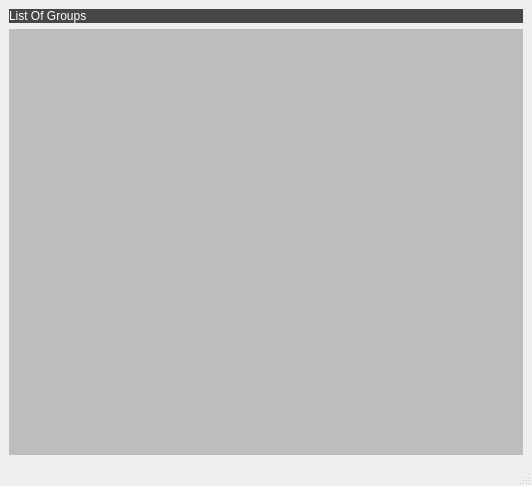
The window that Resources/Ui/AlterGroups.ui (Darshitjivani/MBAS) describes before a commit, drawn with Qt 5.
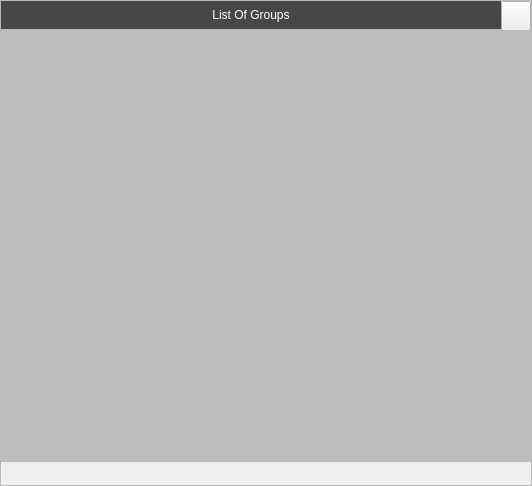
The same window after the commit. Icons and pictures are not drawn.

```diff
--- a/Resources/Ui/AlterGroups.ui
+++ b/Resources/Ui/AlterGroups.ui
@@ -13,43 +13,170 @@
   <property name="windowTitle">
    <string>MainWindow</string>
   </property>
+  <property name="styleSheet">
+   <string notr="true">font: 10pt &quot;Sitka Text&quot;;</string>
+  </property>
   <widget class="QWidget" name="centralwidget">
-   <layout class="QGridLayout" name="gridLayout">
-    <item row="1" column="0">
-     <widget class="QListView" name="listView">
-      <property name="styleSheet">
-       <string notr="true">background-color: rgb(189, 189, 189);
-border:none</string>
-      </property>
-     </widget>
-    </item>
+   <layout class="QGridLayout" name="gridLayout_2">
+    <property name="leftMargin">
+     <number>0</number>
+    </property>
+    <property name="topMargin">
+     <number>0</number>
+    </property>
+    <property name="rightMargin">
+     <number>0</number>
+    </property>
+    <property name="bottomMargin">
+     <number>0</number>
+    </property>
+    <property name="spacing">
+     <number>0</number>
+    </property>
     <item row="0" column="0">
-     <widget class="QLabel" name="label">
-      <property name="styleSheet">
-       <string notr="true">background-color: rgb(71, 71, 71);
+     <widget class="QFrame" name="frame">
+      <property name="maximumSize">
+       <size>
+        <width>16777215</width>
+        <height>30</height>
+       </size>
+      </property>
+      <property name="frameShape">
+       <enum>QFrame::StyledPanel</enum>
+      </property>
+      <property name="frameShadow">
+       <enum>QFrame::Raised</enum>
+      </property>
+      <layout class="QGridLayout" name="gridLayout">
+       <property name="leftMargin">
+        <number>0</number>
+       </property>
+       <property name="topMargin">
+        <number>0</number>
+       </property>
+       <property name="rightMargin">
+        <number>0</number>
+       </property>
+       <property name="bottomMargin">
+        <number>0</number>
+       </property>
+       <property name="spacing">
+        <number>0</number>
+       </property>
+       <item row="0" column="0">
+        <widget class="QLabel" name="label">
+         <property name="minimumSize">
+          <size>
+           <width>0</width>
+           <height>25</height>
+          </size>
+         </property>
+         <property name="maximumSize">
+          <size>
+           <width>16777215</width>
+           <height>30</height>
+          </size>
+         </property>
+         <property name="styleSheet">
+          <string notr="true">background-color: rgb(71, 71, 71);
 color: rgb(255, 255, 255);
 font: 75 10pt &quot;MS Shell Dlg 2&quot;;
 
 </string>
+         </property>
+         <property name="text">
+          <string>List Of Groups</string>
+         </property>
+         <property name="alignment">
+          <set>Qt::AlignCenter</set>
+         </property>
+        </widget>
+       </item>
+       <item row="0" column="1">
+        <widget class="QPushButton" name="pushButton">
+         <property name="minimumSize">
+          <size>
+           <width>30</width>
+           <height>30</height>
+          </size>
+         </property>
+         <property name="maximumSize">
+          <size>
+           <width>30</width>
+           <height>30</height>
+          </size>
+         </property>
+         <property name="text">
+          <string/>
+         </property>
+         <property name="icon">
+          <iconset resource="../icons/icons.qrc">
+           <normaloff>:/newPrefix/icons/x.svg</normaloff>:/newPrefix/icons/x.svg</iconset>
+         </property>
+         <property name="iconSize">
+          <size>
+           <width>20</width>
+           <height>20</height>
+          </size>
+         </property>
+        </widget>
+       </item>
+      </layout>
+     </widget>
+    </item>
+    <item row="1" column="0">
+     <widget class="QWidget" name="widget" native="true">
+      <layout class="QGridLayout" name="gridLayout_3">
+       <property name="leftMargin">
+        <number>0</number>
+       </property>
+       <property name="topMargin">
+        <number>0</number>
+       </property>
+       <property name="rightMargin">
+        <number>0</number>
+       </property>
+       <property name="bottomMargin">
+        <number>0</number>
+       </property>
+       <property name="spacing">
+        <number>0</number>
+       </property>
+       <item row="0" column="0">
+        <widget class="QListView" name="listView">
+         <property name="styleSheet">
+          <string notr="true">background-color: rgb(189, 189, 189);
+border:none</string>
+         </property>
+        </widget>
+       </item>
+      </layout>
+     </widget>
+    </item>
+    <item row="2" column="0">
+     <widget class="QFrame" name="frame_2">
+      <property name="minimumSize">
+       <size>
+        <width>0</width>
+        <height>25</height>
+       </size>
       </property>
-      <property name="text">
-       <string>List Of Groups</string>
+      <property name="maximumSize">
+       <size>
+        <width>16777215</width>
+        <height>25</height>
+       </size>
+      </property>
+      <property name="frameShape">
+       <enum>QFrame::StyledPanel</enum>
+      </property>
+      <property name="frameShadow">
+       <enum>QFrame::Raised</enum>
       </property>
      </widget>
     </item>
    </layout>
   </widget>
-  <widget class="QMenuBar" name="menubar">
-   <property name="geometry">
-    <rect>
-     <x>0</x>
-     <y>0</y>
-     <width>532</width>
-     <height>21</height>
-    </rect>
-   </property>
-  </widget>
-  <widget class="QStatusBar" name="statusbar"/>
  </widget>
  <resources/>
  <connections/>
```
Left out of the diff: 6 changed lines with no effect on the pictures.
